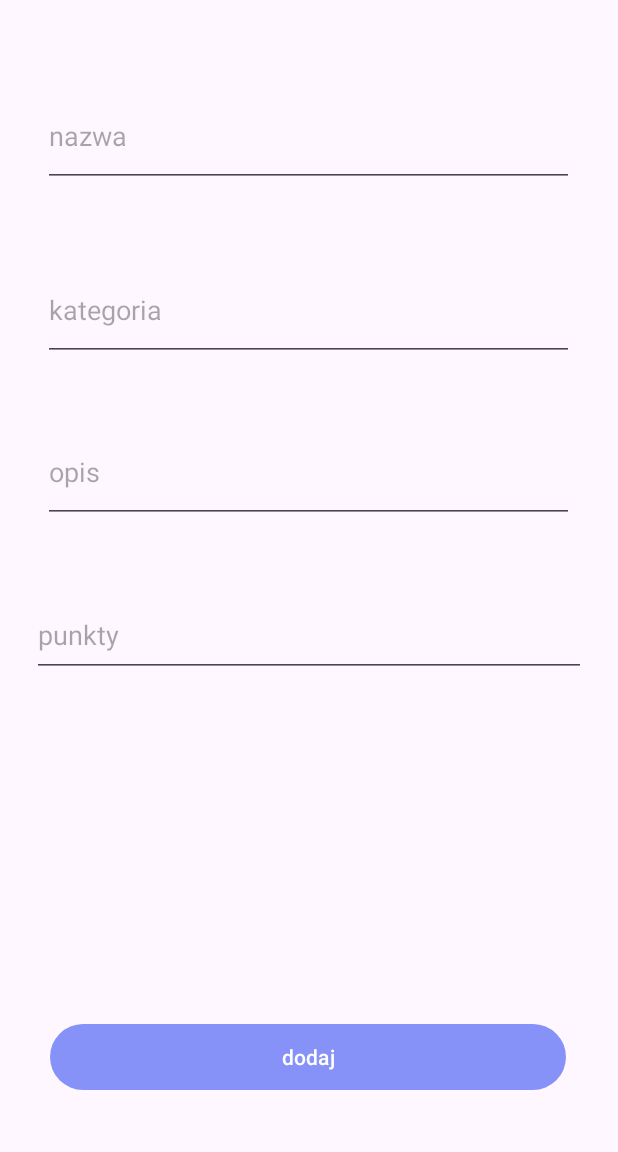
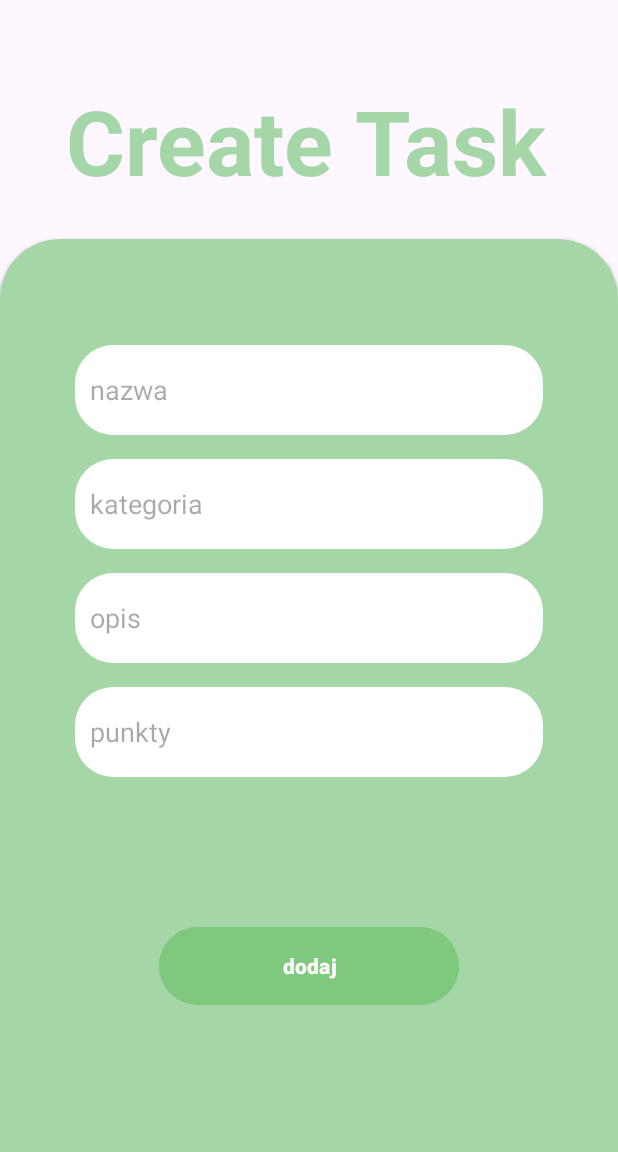
Before and after one commit to 38039/Healthy-Mornings-Android, an Android app: the fragment TaskAddFragment placed in its activity, on a phone screen of 412 x 824 dp, the part 84-1236 px from its top. Run offline under Robolectric (Android 15) with nearby library versions, the phone set to English and light mode, and no system bars.

Commit message:
zmiana activity task add

```diff
--- a/app/src/main/res/layout/activity_task_add.xml
+++ b/app/src/main/res/layout/activity_task_add.xml
@@ -1,69 +1,95 @@
 <?xml version="1.0" encoding="utf-8"?>
 <androidx.constraintlayout.widget.ConstraintLayout xmlns:android="http://schemas.android.com/apk/res/android"
     xmlns:app="http://schemas.android.com/apk/res-auto"
+    xmlns:tools="http://schemas.android.com/tools"
     android:layout_width="match_parent"
     android:layout_height="match_parent">
 
+    <TextView
+        android:id="@+id/title5"
+        android:layout_width="wrap_content"
+        android:layout_height="wrap_content"
+        android:text="Create Task"
+        android:textColor="@color/title"
+        android:textSize="60sp"
+        android:textStyle="bold"
+        app:layout_constraintBottom_toBottomOf="parent"
+        app:layout_constraintEnd_toEndOf="parent"
+        app:layout_constraintHorizontal_bias="0.481"
+        app:layout_constraintStart_toStartOf="parent"
+        app:layout_constraintTop_toTopOf="parent"
+        app:layout_constraintVertical_bias="0.078" />
+
+    <androidx.cardview.widget.CardView
+        android:id="@+id/formCard"
+        android:layout_width="0dp"
+        android:layout_height="650dp"
+        android:layout_marginTop="200dp"
+        app:cardBackgroundColor="@color/object"
+        app:cardCornerRadius="40dp"
+        app:layout_constraintBottom_toBottomOf="parent"
+        app:layout_constraintEnd_toEndOf="parent"
+        app:layout_constraintStart_toStartOf="parent"
+        app:layout_constraintTop_toTopOf="parent">
+
+        <LinearLayout
+            android:layout_width="match_parent"
+            android:layout_height="586dp"
+            android:gravity="center"
+            android:orientation="vertical"
+            android:padding="50dp">
+
             <EditText
                 android:id="@+id/TaskNameView"
-        android:layout_width="354dp"
-        android:layout_height="68dp"
+                android:layout_width="match_parent"
+                android:layout_height="60dp"
+                android:layout_marginBottom="16dp"
+                android:background="@drawable/rounded"
+                android:backgroundTint="@color/words"
                 android:hint="nazwa"
-        app:layout_constraintBottom_toBottomOf="parent"
-        app:layout_constraintEnd_toEndOf="parent"
-        app:layout_constraintHorizontal_bias="0.491"
-        app:layout_constraintStart_toStartOf="parent"
-        app:layout_constraintTop_toTopOf="parent"
-        app:layout_constraintVertical_bias="0.081" />
+                android:padding="10dp" />
 
             <EditText
                 android:id="@+id/CategoryTextView"
-        android:layout_width="354dp"
-        android:layout_height="68dp"
+                android:layout_width="match_parent"
+                android:layout_height="60dp"
+                android:layout_marginBottom="16dp"
+                android:background="@drawable/rounded"
+                android:backgroundTint="@color/words"
                 android:hint="kategoria"
-        app:layout_constraintBottom_toBottomOf="parent"
-        app:layout_constraintEnd_toEndOf="parent"
-        app:layout_constraintHorizontal_bias="0.491"
-        app:layout_constraintStart_toStartOf="parent"
-        app:layout_constraintTop_toTopOf="parent"
-        app:layout_constraintVertical_bias="0.247" />
+                android:padding="10dp" />
 
             <EditText
                 android:id="@+id/DesciptionTextView"
-        android:layout_width="354dp"
-        android:layout_height="68dp"
+                android:layout_width="match_parent"
+                android:layout_height="60dp"
+                android:layout_marginBottom="16dp"
+                android:background="@drawable/rounded"
+                android:backgroundTint="@color/words"
                 android:hint="opis"
-        app:layout_constraintBottom_toBottomOf="parent"
-        app:layout_constraintEnd_toEndOf="parent"
-        app:layout_constraintHorizontal_bias="0.491"
-        app:layout_constraintStart_toStartOf="parent"
-        app:layout_constraintTop_toTopOf="parent"
-        app:layout_constraintVertical_bias="0.401" />
+                android:padding="10dp" />
+
+            <EditText
+                android:id="@+id/PointsRewardView"
+                android:layout_width="match_parent"
+                android:layout_height="60dp"
+                android:layout_marginBottom="16dp"
+                android:background="@drawable/rounded"
+                android:backgroundTint="@color/words"
+                android:hint="punkty"
+                android:inputType="numberSigned"
+                android:padding="10dp" />
 
             <Button
                 android:id="@+id/AddTaskButton"
-        android:layout_width="344dp"
-        android:layout_height="52dp"
+                android:layout_width="200dp"
+                android:layout_height="60dp"
+                android:layout_marginTop="80dp"
+                android:backgroundTint="@color/button"
                 android:onClick="onAddTaskButtonClick"
                 android:text="dodaj"
-        app:layout_constraintBottom_toBottomOf="parent"
-        app:layout_constraintEnd_toEndOf="parent"
-        app:layout_constraintHorizontal_bias="0.492"
-        app:layout_constraintStart_toStartOf="parent"
-        app:layout_constraintTop_toTopOf="parent"
-        app:layout_constraintVertical_bias="0.948" />
-
-    <EditText
-        android:id="@+id/PointsRewardView"
-        android:layout_width="369dp"
-        android:layout_height="56dp"
-        android:ems="10"
-        android:hint="punkty"
-        android:inputType="numberSigned"
-        app:layout_constraintBottom_toBottomOf="parent"
-        app:layout_constraintEnd_toEndOf="parent"
-        app:layout_constraintStart_toStartOf="parent"
-        app:layout_constraintTop_toTopOf="parent"
-        app:layout_constraintVertical_bias="0.555" />
+                android:textStyle="bold" />
+        </LinearLayout>
+    </androidx.cardview.widget.CardView>
 
 </androidx.constraintlayout.widget.ConstraintLayout>
```
Lines whose indentation alone changed are shown as unchanged.
